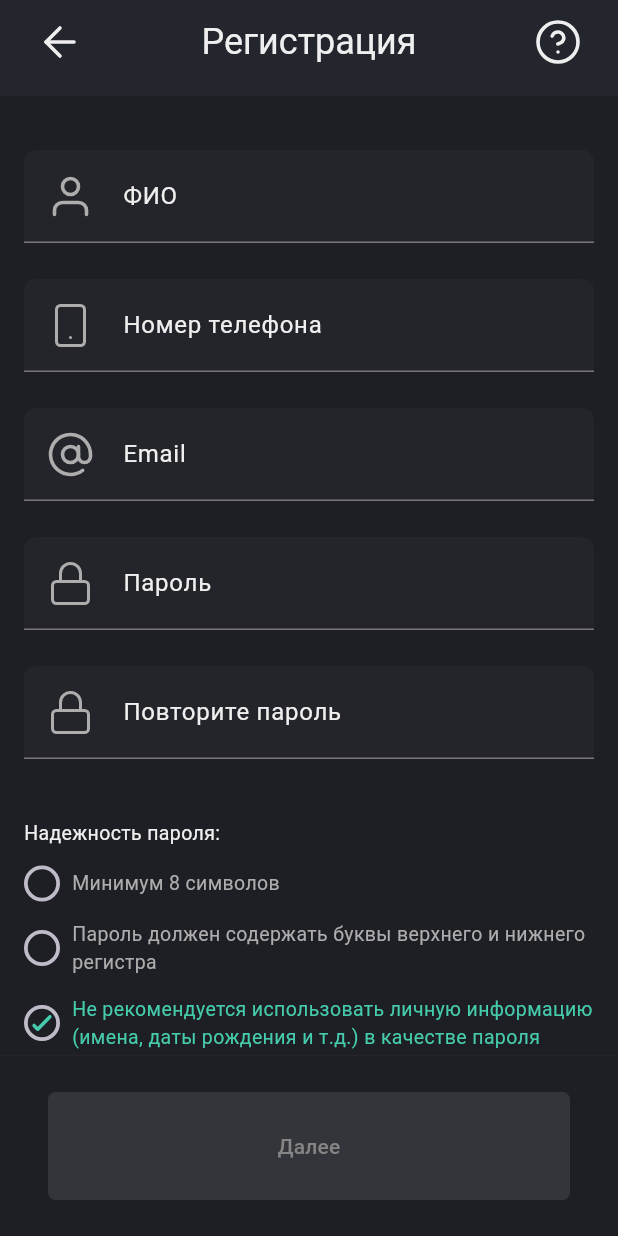
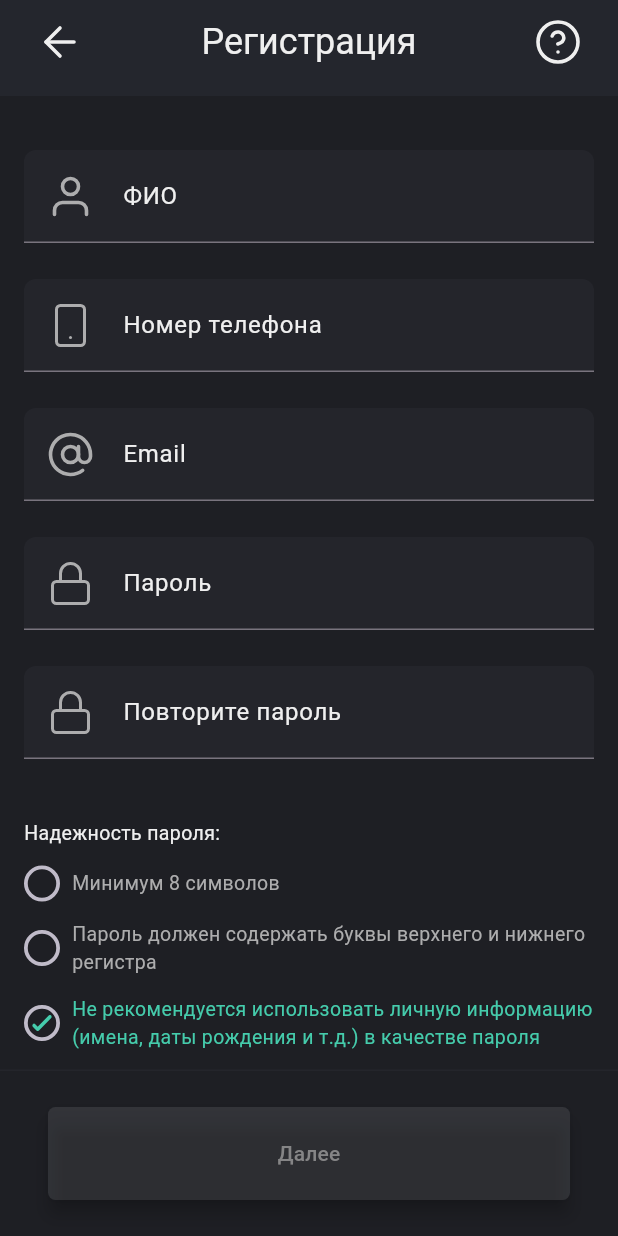
Before and after one commit to PLUXVR/rtk, a Flutter app: the RegistrationScreen screen opened directly, on a phone screen of 412 x 824 dp. Run offline on Flutter 3.47's test engine with Material 3 defaults, Android fonts, the phone set to English and light mode, and no system bars; our stand-ins replace flutter_svg; statements that could not run were skipped.

Commit message:
Registration v 2

```diff
--- a/lib/main.dart
+++ b/lib/main.dart
@@ -1,7 +1,6 @@
 import 'package:flutter/material.dart';
-import 'package:flutter_rtk/src/app/modules/registration_screen/components/registration_app_bar.dart/validation_widget.dart';
+import 'package:flutter_rtk/src/app/modules/first_screen/first_screen.dart';
 import 'package:flutter_rtk/src/app/modules/registration_screen/registration_screen.dart';
-import 'package:flutter_rtk/src/app/widgets/check_box/check_box.dart';
 
 void main() {
   runApp(const MyApp());
@@ -13,6 +12,6 @@ class MyApp extends StatelessWidget {
   @override
   Widget build(BuildContext context) => const MaterialApp(
         title: 'Flutter RTK',
-        home: RegistrationScreen(),
+        home: FirtstScreen(),
       );
 }
--- a/lib/src/app/colors/colors.dart
+++ b/lib/src/app/colors/colors.dart
@@ -6,6 +6,7 @@ Color bodyBackgroundColor = const Color.fromRGBO(30, 31, 36, 1);
 Color inputBackgroundColor = const Color(0xFF24252B);
 Color doneTextColor = const Color.fromRGBO(69, 204, 172, 1);
 Color wrongTextColor = const Color(0xFFEBB9B8);
-Color buttonNextColorText = const Color.fromRGBO(133, 133, 134, 1);
-Color buttonNextColor = const Color.fromRGBO(165, 168, 173, 0.16);
+Color buttonNextColorBlocked = const Color.fromRGBO(165, 168, 173, 0.160);
+Color textColorButtonBlocked = const Color(0xFF858586);
 Color checkBoxTextColor = const Color(0xFFADADAE);
+Color buttonNextColorActive = const Color(0xFF7941F0);
--- /dev/null
+++ b/lib/src/app/modules/first_screen/first_screen.dart
@@ -0,0 +1,12 @@
+import 'package:flutter/material.dart';
+
+class FirtstScreen extends StatelessWidget {
+  const FirtstScreen({super.key});
+
+  @override
+  Widget build(BuildContext context) {
+    return Scaffold(
+      backgroundColor: Image.asset(),
+    );
+  }
+}
--- a/lib/src/app/modules/registration_screen/components/registration_app_bar.dart/registration_app_bar.dart
+++ b/lib/src/app/modules/registration_screen/components/registration_app_bar.dart/registration_app_bar.dart
@@ -2,6 +2,8 @@ import 'package:flutter/cupertino.dart';
 import 'package:flutter_rtk/src/app/widgets/app_bar/default_app_bar.dart';
 import 'package:flutter_rtk/src/app/widgets/rectangle_button/rectangle_button.dart';
 import 'package:flutter_svg/svg.dart';
+
+// AppBar для экрана регистрации
 
 class RegistrationAppBar extends StatelessWidget
     implements PreferredSizeWidget {
@@ -10,6 +12,7 @@ class RegistrationAppBar extends StatelessWidget
   @override
   Widget build(BuildContext context) => DefaultAppBar(
         titleText: "Регистрация",
+        // Кнопки в AppBar (Правый верхний угол)
         actions: [
           DefaultRectangleButton(
             child: SvgPicture.asset('assets/icons/help-circle.svg'),
--- a/lib/src/app/modules/registration_screen/components/registration_app_bar.dart/validation_widget.dart
+++ b/lib/src/app/modules/registration_screen/components/registration_app_bar.dart/validation_widget.dart
@@ -3,6 +3,8 @@ import 'package:flutter/material.dart';
 import 'package:flutter/widgets.dart';
 import 'package:flutter_rtk/src/app/colors/colors.dart';
 import 'package:flutter_rtk/src/app/widgets/check_box/check_box.dart';
+
+// Виджет с чекбоксами для валидации полей ввода информациии о пользователе
 
 class ValidationPasswordWidget extends StatelessWidget {
   final bool isAllValid;
@@ -52,7 +54,6 @@ class ValidationPasswordWidget extends StatelessWidget {
             ],
           ),
           const SizedBox(height: 12.0),
-          //TODO Вставить чекбоксы и сделать отдельный виджет для отображения
           minSymbolsCheckBox,
           const SizedBox(height: 12.0),
           lowerAndUpperCaseCheckBox,
--- a/lib/src/app/modules/registration_screen/registration_screen.dart
+++ b/lib/src/app/modules/registration_screen/registration_screen.dart
@@ -1,6 +1,4 @@
-import 'package:flutter/cupertino.dart';
 import 'package:flutter/material.dart';
-import 'package:flutter/widgets.dart';
 import 'package:flutter_rtk/src/app/colors/colors.dart';
 import 'package:flutter_rtk/src/app/modules/registration_screen/components/registration_app_bar.dart/registration_app_bar.dart';
 import 'package:flutter_rtk/src/app/modules/registration_screen/components/registration_app_bar.dart/registration_body.dart';
@@ -8,6 +6,8 @@ import 'package:flutter_rtk/src/app/modules/registration_screen/components/regis
 import 'package:flutter_rtk/src/app/widgets/check_box/check_box.dart';
 import 'package:flutter_rtk/src/app/widgets/input_field.dart/input_field.dart';
 import 'package:flutter_svg/svg.dart';
+
+// Страница регистрации пользователя
 
 class RegistrationScreen extends StatefulWidget {
   const RegistrationScreen({super.key});
@@ -30,7 +30,8 @@ class _RegistrationScreenState extends State<RegistrationScreen> {
   bool _minSymbolsValid = false;
   bool _lowerAndUpperCaseValid = false;
   bool _personalInfoInPassValid = true;
-  bool _isAllValid = false;
+  // bool _isAllValid = false;
+
   @override
   void dispose() {
     _passwordController.dispose();
@@ -38,12 +39,12 @@ class _RegistrationScreenState extends State<RegistrationScreen> {
     super.dispose();
   }
 
-  @override
-  void initState() {
-    _isAllValid =
-        _minSymbolsValid && _lowerAndUpperCaseValid && _personalInfoInPassValid;
-    super.initState();
-  }
+  // @override
+  // void initState() {
+  //   _isAllValid =
+  //       _minSymbolsValid && _lowerAndUpperCaseValid && _personalInfoInPassValid;
+  //   super.initState();
+  // }
   // void _checkPassword(String password) {
   //   setState(() {
   //     _minSymbols = password.contains(RegExp(r'[A-Z]'));
@@ -269,14 +270,16 @@ class _RegistrationScreenState extends State<RegistrationScreen> {
           ),
         ),
         child: SizedBox(
-          height: 72,
+          height: 62,
           child: ElevatedButton(
             style: ButtonStyle(
+                shadowColor: const MaterialStatePropertyAll(Colors.black),
+                elevation: const MaterialStatePropertyAll(5),
                 backgroundColor: MaterialStateProperty.all(_minSymbolsValid &&
                         _lowerAndUpperCaseValid &&
                         _personalInfoInPassValid
-                    ? Colors.pink
-                    : buttonNextColor),
+                    ? buttonNextColorActive
+                    : buttonNextColorBlocked),
                 shape: MaterialStateProperty.all(RoundedRectangleBorder(
                   borderRadius: BorderRadius.circular(5),
                 ))),
@@ -293,7 +296,11 @@ class _RegistrationScreenState extends State<RegistrationScreen> {
                 : null,
             child: Text(
               'Далее',
-              style: TextStyle(color: buttonNextColorText),
+              style: _minSymbolsValid &&
+                      _lowerAndUpperCaseValid &&
+                      _personalInfoInPassValid
+                  ? TextStyle(color: textColor)
+                  : TextStyle(color: textColorButtonBlocked),
             ),
           ),
         ),
--- a/lib/src/app/widgets/app_bar/default_app_bar.dart
+++ b/lib/src/app/widgets/app_bar/default_app_bar.dart
@@ -1,5 +1,7 @@
 import 'package:flutter/material.dart';
 import 'package:flutter_rtk/src/app/widgets/rectangle_button/rectangle_button.dart';
+
+// Дефолтный AppBar с кнопкой назад
 
 class DefaultAppBar extends StatelessWidget implements PreferredSizeWidget {
   final String? titleText;
@@ -29,7 +31,7 @@ class DefaultAppBar extends StatelessWidget implements PreferredSizeWidget {
         title: titleText is String
             ? Text(
                 titleText!,
-                style: TextStyle(
+                style: const TextStyle(
                   color: Color.fromRGBO(239, 239, 239, 1),
                   fontSize: 24,
                 ),
@@ -54,20 +56,6 @@ class DefaultAppBar extends StatelessWidget implements PreferredSizeWidget {
           ],
         ),
         actions: actions,
-
-        // title: Row(
-        //   mainAxisAlignment: MainAxisAlignment.center,
-        //   children: [
-        //     SvgPicture.asset('assets/icons/arrow-lef222222222t.svg'),
-        //     const Spacer(),
-        //     Text(
-        //       'Регистрация',
-        //       style: TextStyle(color: textColor),
-        //     ),
-        //     const Spacer(),
-        //     SvgPicture.asset('assets/icons/help-circle.svg'),
-        //   ],
-        // ),
       );
   @override
   Size get preferredSize => const Size.fromHeight(64.0);
--- a/lib/src/app/widgets/check_box/check_box.dart
+++ b/lib/src/app/widgets/check_box/check_box.dart
@@ -1,8 +1,8 @@
-// TODO сделать чекбокс отдельным элементом, скорее всего кастомным
-
 import 'package:flutter/material.dart';
 import 'package:flutter_rtk/src/app/colors/colors.dart';
 import 'package:flutter_svg/svg.dart';
+
+// Кастомный чекбокс без возможности нажатия (можно добавить при надобности)
 
 class DefaultCheckBox extends StatelessWidget {
   final bool isError;
@@ -38,7 +38,8 @@ class DefaultCheckBox extends StatelessWidget {
                   color: Colors.transparent,
                   border: Border.all(
                       width: 2.5,
-                      color: isError ? wrongTextColor : Color(0xFFC0BBC9)),
+                      color:
+                          isError ? wrongTextColor : const Color(0xFFC0BBC9)),
                   borderRadius: BorderRadius.circular(Checkbox.width)),
               child: isError
                   ? Padding(
@@ -58,7 +59,9 @@ class DefaultCheckBox extends StatelessWidget {
           width: 8,
         ),
         Flexible(
-          child: Text(
+          child: Column(
+            children: [
+              Text(
                 checkBoxText ?? "",
                 style: TextStyle(
                   fontSize: 13,
@@ -69,6 +72,8 @@ class DefaultCheckBox extends StatelessWidget {
                           : checkBoxTextColor,
                 ),
               ),
+            ],
+          ),
         ),
       ],
     );
--- a/lib/src/app/widgets/input_field.dart/input_field.dart
+++ b/lib/src/app/widgets/input_field.dart/input_field.dart
@@ -1,5 +1,7 @@
 import 'package:flutter/material.dart';
 import 'package:flutter_svg/svg.dart';
+
+// Поле ввода информации
 
 class InputField extends StatelessWidget {
   final TextEditingController? controller;
--- a/lib/src/app/widgets/rectangle_button/rectangle_button.dart
+++ b/lib/src/app/widgets/rectangle_button/rectangle_button.dart
@@ -1,5 +1,7 @@
 import 'package:flutter/material.dart';
 import 'package:flutter_svg/svg.dart';
+
+// Обычная квадратная кнопка без фона
 
 class DefaultRectangleButton extends StatelessWidget {
   final Widget? child;
--- a/pubspec.yaml
+++ b/pubspec.yaml
@@ -62,6 +62,7 @@ flutter:
   assets:
     - assets/
     - assets/icons/
+    - assets/pictures/
   #   - images/a_dot_ham.jpeg
 
   # An image asset can refer to one or more resolution-specific "variants", see
```
Also changed, not shown: assets/pictures/firts_screen_bg.png (added). Lines whose indentation alone changed are shown as unchanged.
